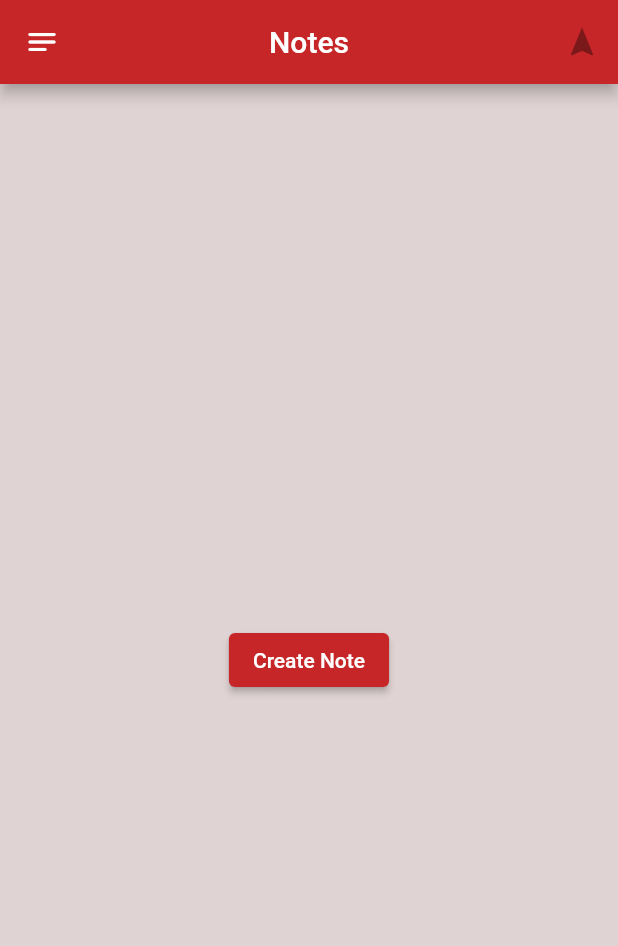
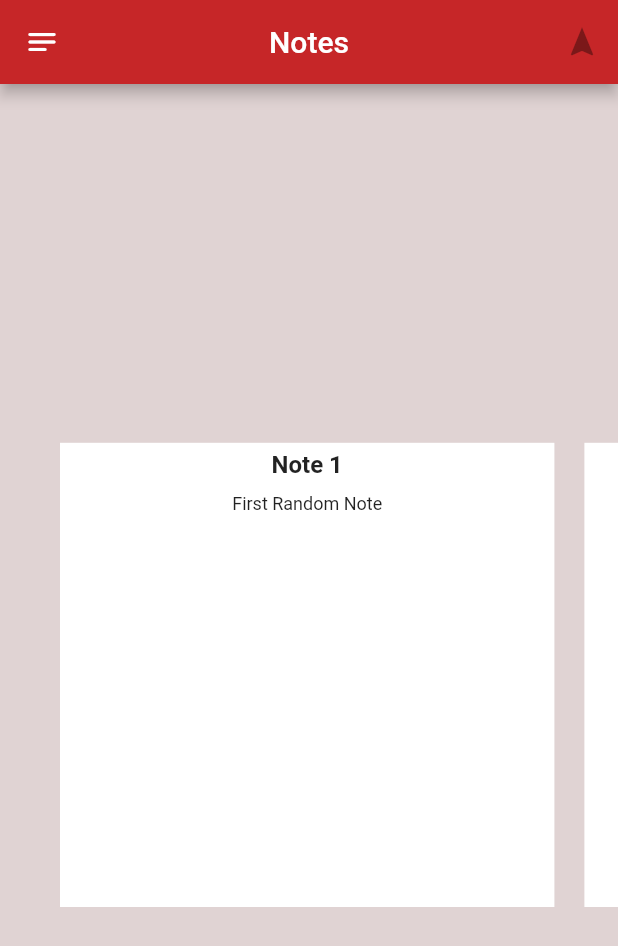
Before and after one commit to justjo3l/swiss-army-pocket-app, a Flutter app: the NotesScreen screen opened directly, on a phone screen of 412 x 824 dp. Shown: the top 946 px of the screen. Run offline on Flutter 3.47's test engine with Material 2 defaults, Android fonts, the phone set to English and light mode, and no system bars; our stand-ins replace simple_animations.

Commit message:
Uncomment Dummy Data
Uncommented Dummy Data for notesList

```diff
--- a/lib/data/note_list_data.dart
+++ b/lib/data/note_list_data.dart
@@ -24,61 +24,61 @@ class NotesListData {
   }
 
   List<Note> notesList = [
-    // Note(
-    //   noteIndex: 0,
-    //   noteTitle: 'Note 1',
-    //   noteDescription: 'First Random Note',
-    //   noteColor: Colors.blue,
-    //   createdTime: DateTime.now(),
-    // ),
-    // Note(
-    //   noteIndex: 1,
-    //   noteTitle: 'Note 2',
-    //   noteDescription: 'Second Random Note',
-    //   noteColor: Colors.green,
-    //   createdTime: DateTime.now(),
-    // ),
-    // Note(
-    //   noteIndex: 2,
-    //   noteTitle: 'Note 3',
-    //   noteDescription: 'Third Random Note',
-    //   noteColor: Colors.red,
-    //   createdTime: DateTime.now(),
-    // ),
-    // Note(
-    //   noteIndex: 3,
-    //   noteTitle: 'Note 4',
-    //   noteDescription: 'Fourth Random Note',
-    //   noteColor: Colors.purple,
-    //   createdTime: DateTime.now(),
-    // ),
-    // Note(
-    //   noteIndex: 4,
-    //   noteTitle: 'Note 5',
-    //   noteDescription: 'Fifth Random Note',
-    //   noteColor: Colors.black,
-    //   createdTime: DateTime.now(),
-    // ),
-    // Note(
-    //   noteIndex: 5,
-    //   noteTitle: 'Note 6',
-    //   noteDescription: 'Sixth Random Note',
-    //   noteColor: Colors.white,
-    //   createdTime: DateTime.now(),
-    // ),
-    // Note(
-    //   noteIndex: 6,
-    //   noteTitle: 'Note 7',
-    //   noteDescription: 'Seventh Random Note',
-    //   noteColor: Colors.yellow,
-    //   createdTime: DateTime.now(),
-    // ),
-    // Note(
-    //   noteIndex: 7,
-    //   noteTitle: 'Note 8',
-    //   noteDescription: 'Eighth Random Note',
-    //   noteColor: Colors.pink,
-    //   createdTime: DateTime.now(),
-    // ),
+    Note(
+      noteIndex: 0,
+      noteTitle: 'Note 1',
+      noteDescription: 'First Random Note',
+      noteColor: Colors.blue,
+      createdTime: DateTime.now(),
+    ),
+    Note(
+      noteIndex: 1,
+      noteTitle: 'Note 2',
+      noteDescription: 'Second Random Note',
+      noteColor: Colors.green,
+      createdTime: DateTime.now(),
+    ),
+    Note(
+      noteIndex: 2,
+      noteTitle: 'Note 3',
+      noteDescription: 'Third Random Note',
+      noteColor: Colors.red,
+      createdTime: DateTime.now(),
+    ),
+    Note(
+      noteIndex: 3,
+      noteTitle: 'Note 4',
+      noteDescription: 'Fourth Random Note',
+      noteColor: Colors.purple,
+      createdTime: DateTime.now(),
+    ),
+    Note(
+      noteIndex: 4,
+      noteTitle: 'Note 5',
+      noteDescription: 'Fifth Random Note',
+      noteColor: Colors.black,
+      createdTime: DateTime.now(),
+    ),
+    Note(
+      noteIndex: 5,
+      noteTitle: 'Note 6',
+      noteDescription: 'Sixth Random Note',
+      noteColor: Colors.white,
+      createdTime: DateTime.now(),
+    ),
+    Note(
+      noteIndex: 6,
+      noteTitle: 'Note 7',
+      noteDescription: 'Seventh Random Note',
+      noteColor: Colors.yellow,
+      createdTime: DateTime.now(),
+    ),
+    Note(
+      noteIndex: 7,
+      noteTitle: 'Note 8',
+      noteDescription: 'Eighth Random Note',
+      noteColor: Colors.pink,
+      createdTime: DateTime.now(),
+    ),
   ];
 }
```
